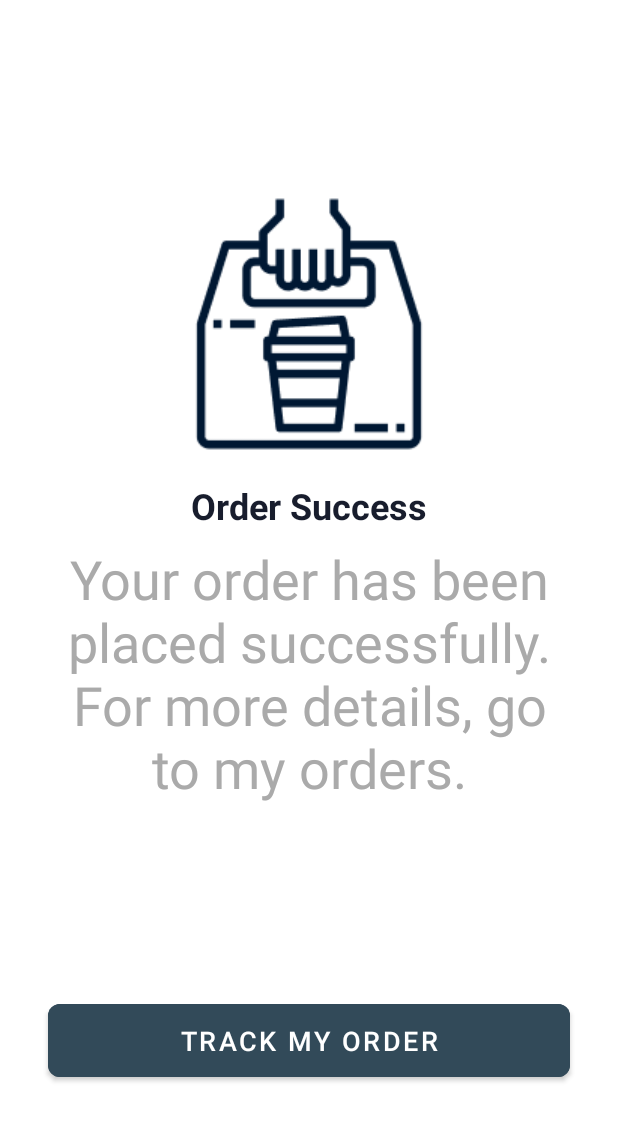
After one commit to TVu-TVu/Coffee-Store, an Android app: the layout activity_ordersuccess.xml on its own in the app's theme, with its tools: preview values and no code run, on a phone screen of 412 x 824 dp. The commit adds this screen. Shown: the top 1121 px of the screen. Run offline under Robolectric (Android 15) with nearby library versions, the phone set to English and light mode, and no system bars.

Commit message:
add success order layout

```diff
--- /dev/null
+++ b/app/src/main/java/com/example/myapplication2/OrderSuccessActivity.java
@@ -0,0 +1,4 @@
+package com.example.myapplication2;
+
+public class OrderSuccessActivity {
+}
--- /dev/null
+++ b/app/src/main/res/layout/activity_mycart.xml
@@ -0,0 +1,6 @@
+<?xml version="1.0" encoding="utf-8"?>
+<androidx.constraintlayout.widget.ConstraintLayout xmlns:android="http://schemas.android.com/apk/res/android"
+    android:layout_width="match_parent"
+    android:layout_height="match_parent">
+
+</androidx.constraintlayout.widget.ConstraintLayout>
--- /dev/null
+++ b/app/src/main/res/layout/activity_ordersuccess.xml
@@ -0,0 +1,71 @@
+<?xml version="1.0" encoding="utf-8"?>
+<androidx.constraintlayout.widget.ConstraintLayout xmlns:android="http://schemas.android.com/apk/res/android"
+    xmlns:app="http://schemas.android.com/apk/res-auto"
+    xmlns:tools="http://schemas.android.com/tools"
+    android:layout_width="match_parent"
+    android:layout_height="match_parent"
+    android:background="@android:color/white"
+    tools:context=".OrderSuccessActivity">
+
+    <ImageView
+        android:id="@+id/iv_success_icon"
+        android:layout_width="177dp"
+        android:layout_height="177dp"
+        android:contentDescription="@string/content_description_order_success_icon"
+        android:src="@drawable/take_away_1"
+        app:layout_constraintBottom_toTopOf="@+id/tv_order_success_title"
+        app:layout_constraintEnd_toEndOf="parent"
+        app:layout_constraintStart_toStartOf="parent"
+        app:layout_constraintTop_toTopOf="parent"
+        app:layout_constraintVertical_chainStyle="packed"
+        app:tint="@color/colorTextPrimary" />
+
+    <TextView
+        android:id="@+id/tv_order_success_title"
+        android:layout_width="wrap_content"
+        android:layout_height="wrap_content"
+        android:layout_marginTop="24px"
+        android:text="@string/order_success_title"
+        android:textColor="@color/colorText5"
+        android:textSize="24sp"
+        android:textStyle="bold"
+        app:layout_constraintBottom_toTopOf="@+id/tv_order_success_message"
+        app:layout_constraintEnd_toEndOf="parent"
+        app:layout_constraintStart_toStartOf="parent"
+        app:layout_constraintTop_toBottomOf="@+id/iv_success_icon" />
+
+    <TextView
+        android:id="@+id/tv_order_success_message"
+        android:layout_width="0dp"
+        android:layout_height="wrap_content"
+        android:layout_marginStart="32dp"
+        android:layout_marginTop="8dp"
+        android:layout_marginEnd="32dp"
+        android:text="@string/order_success_message"
+        android:textAlignment="center"
+        android:textColor="@color/colorText4"
+        android:textSize="54px"
+        app:layout_constraintBottom_toTopOf="@+id/btn_track_my_order"
+        app:layout_constraintEnd_toEndOf="parent"
+        app:layout_constraintStart_toStartOf="parent"
+        app:layout_constraintTop_toBottomOf="@+id/tv_order_success_title" />
+
+    <Button
+        android:id="@+id/btn_track_my_order"
+        android:layout_width="0dp"
+        android:layout_height="wrap_content"
+        android:layout_marginStart="32dp"
+        android:layout_marginEnd="32dp"
+        android:layout_marginBottom="100dp"
+        android:backgroundTint="@color/colorText3"
+        android:paddingTop="12dp"
+        android:paddingBottom="12dp"
+        android:text="@string/track_my_order_button"
+        android:textColor="@color/white"
+        android:textSize="18sp"
+        app:cornerRadius="8dp"
+        app:layout_constraintBottom_toBottomOf="parent"
+        app:layout_constraintEnd_toEndOf="parent"
+        app:layout_constraintStart_toStartOf="parent" />
+
+</androidx.constraintlayout.widget.ConstraintLayout>
--- /dev/null
+++ b/app/src/main/res/layout/activity_redeem.xml
@@ -0,0 +1,6 @@
+<?xml version="1.0" encoding="utf-8"?>
+<androidx.constraintlayout.widget.ConstraintLayout xmlns:android="http://schemas.android.com/apk/res/android"
+    android:layout_width="match_parent"
+    android:layout_height="match_parent">
+
+</androidx.constraintlayout.widget.ConstraintLayout>
--- /dev/null
+++ b/app/src/main/res/layout/activity_rewards.xml
@@ -0,0 +1,6 @@
+<?xml version="1.0" encoding="utf-8"?>
+<androidx.constraintlayout.widget.ConstraintLayout xmlns:android="http://schemas.android.com/apk/res/android"
+    android:layout_width="match_parent"
+    android:layout_height="match_parent">
+
+</androidx.constraintlayout.widget.ConstraintLayout>
--- /dev/null
+++ b/app/src/main/res/layout/activity_splash.xml
@@ -0,0 +1,6 @@
+<?xml version="1.0" encoding="utf-8"?>
+<androidx.constraintlayout.widget.ConstraintLayout xmlns:android="http://schemas.android.com/apk/res/android"
+    android:layout_width="match_parent"
+    android:layout_height="match_parent">
+
+</androidx.constraintlayout.widget.ConstraintLayout>
--- a/app/src/main/res/values/colors.xml
+++ b/app/src/main/res/values/colors.xml
@@ -14,4 +14,6 @@
     <color name="colorTextPrimary">#001833</color>
     <color name="colorTextSecondary">#D8D8D8</color>"
     <color name="colorText3">#324A59</color>
+    <color name="colorText4">#AAAAAA</color>
+    <color name="colorText5">#181D2D</color>
 </resources>
--- a/app/src/main/res/values/strings.xml
+++ b/app/src/main/res/values/strings.xml
@@ -29,4 +29,10 @@
     <string name="dialog_hint_address">Enter address</string>
     <string name="dialog_button_save">Save</string>
     <string name="dialog_button_cancel">Cancel</string>
+
+    <string name="order_success_title">Order Success</string>
+    <string name="order_success_message">Your order has been placed successfully.\nFor more details, go to my orders.</string>
+    <string name="track_my_order_button">Track My Order</string>
+    <string name="content_description_order_success_icon">Order Success Icon</string>
+
 </resources>
```
Also changed, not shown: app/src/main/res/drawable/take_away_1.png (added).
